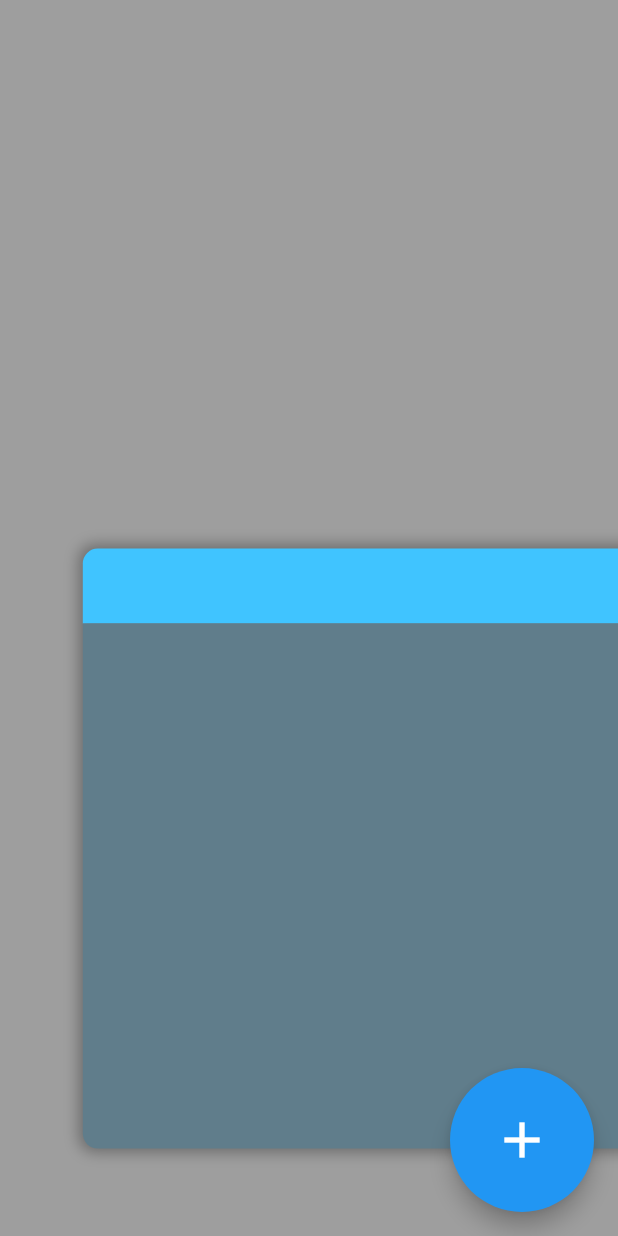
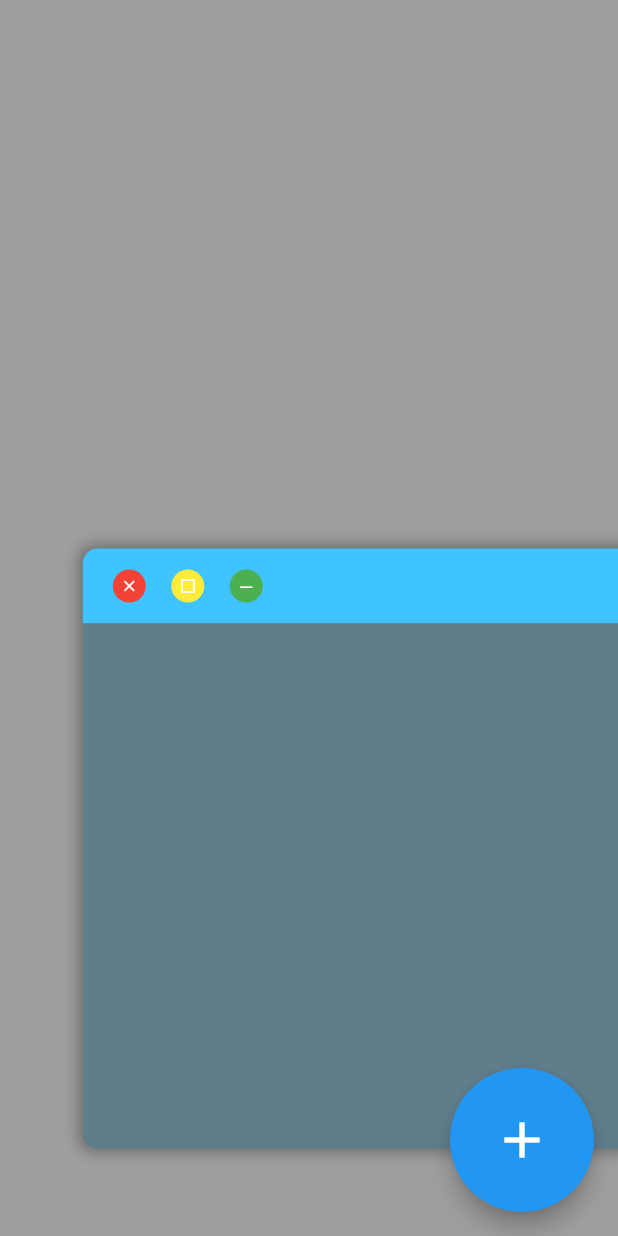
Before and after one commit to fernandooliiveira/gui_desktop, a Flutter app: the screen it shows after launch, after a tap on the "add" icon, on a phone screen of 412 x 824 dp. Run offline on Flutter 3.47's test engine with Material 2 defaults, Android fonts, the phone set to English and light mode, and no system bars.

Commit message:
Maximized

```diff
--- a/lib/mdi/resizable_window.dart
+++ b/lib/mdi/default_window.dart
@@ -1,8 +1,12 @@
+import 'package:flutter/cupertino.dart';
 import 'package:flutter/material.dart';
 import 'package:flutter/services.dart';
 
 // ignore: must_be_immutable
-class ResizableWindow extends StatefulWidget {
+class DefaultWindow extends StatefulWidget {
+  double? maxWidth;
+  double? maxHeight;
+
   double x;
   double y;
   double currentWidth;
@@ -10,8 +14,10 @@ class ResizableWindow extends StatefulWidget {
   final double defaultSize;
 
   late Function(double, double) onWindowDragged;
+  late Function() onClosed;
+  late Function(double, double) onMaximized;
 
-  ResizableWindow({
+  DefaultWindow({
     Key? key,
     required this.x,
     required this.y,
@@ -21,15 +27,16 @@ class ResizableWindow extends StatefulWidget {
   }) : super(key: UniqueKey());
 
   @override
-  State<ResizableWindow> createState() => _ResizableWindowState();
+  State<DefaultWindow> createState() => _DefaultWindowState();
 }
 
-class _ResizableWindowState extends State<ResizableWindow> {
+class _DefaultWindowState extends State<DefaultWindow> {
+  late Size windowSize;
   late SystemMouseCursor _cursor;
+
   _setDragStart() => setState(() => _cursor = SystemMouseCursors.move);
-  _setDragEnd() => setState(() => _cursor = SystemMouseCursors.click);
-  _setDragHorizontalStart() => setState(() => _cursor = SystemMouseCursors.resizeLeftRight);
-  _setDragHorizontalEnd() => setState(() => _cursor = SystemMouseCursors.move);
+
+  _setDragEnd() => setState(() => _cursor = SystemMouseCursors.basic);
 
   _header() {
     return MouseRegion(
@@ -47,6 +54,76 @@ class _ResizableWindowState extends State<ResizableWindow> {
             borderRadius: BorderRadius.only(
               topLeft: Radius.circular(10),
               topRight: Radius.circular(10),
+            ),
+          ),
+          child: Padding(
+            padding: const EdgeInsets.symmetric(horizontal: 20.0),
+            child: Row(
+              children: [
+                SizedBox(
+                  width: 100,
+                  child: Row(
+                    mainAxisAlignment: MainAxisAlignment.spaceBetween,
+                    children: [
+                      InkWell(
+                        onTap: widget.onClosed,
+                        child: Container(
+                          width: 22,
+                          height: 22,
+                          decoration: BoxDecoration(
+                            borderRadius: BorderRadius.circular(30),
+                            color: Colors.red,
+                          ),
+                          child: const Center(
+                            child: Icon(
+                              Icons.close,
+                              color: Colors.white,
+                              size: 12,
+                            ),
+                          ),
+                        ),
+                      ),
+                      InkWell(
+                        onTap: () => setState(() => widget.onMaximized(
+                            widget.maxWidth!, widget.maxHeight!)),
+                        child: Container(
+                          width: 22,
+                          height: 22,
+                          decoration: BoxDecoration(
+                            borderRadius: BorderRadius.circular(30),
+                            color: Colors.yellow,
+                          ),
+                          child: const Center(
+                            child: Icon(
+                              Icons.square_outlined,
+                              color: Colors.white,
+                              size: 12,
+                            ),
+                          ),
+                        ),
+                      ),
+                      InkWell(
+                        onTap: widget.onClosed,
+                        child: Container(
+                          width: 22,
+                          height: 22,
+                          decoration: BoxDecoration(
+                            borderRadius: BorderRadius.circular(30),
+                            color: Colors.green,
+                          ),
+                          child: const Center(
+                            child: Icon(
+                              CupertinoIcons.minus,
+                              color: Colors.white,
+                              size: 12,
+                            ),
+                          ),
+                        ),
+                      ),
+                    ],
+                  ),
+                )
+              ],
             ),
           ),
         ),
@@ -99,6 +176,7 @@ class _ResizableWindowState extends State<ResizableWindow> {
       }
     });
   }
+
   void _onVerticalDragTop(DragUpdateDetails details) {
     setState(() {
       widget.currentHeight -= details.delta.dy;
@@ -132,7 +210,7 @@ class _ResizableWindowState extends State<ResizableWindow> {
 
   @override
   void initState() {
-    _cursor = SystemMouseCursors.click;
+    _cursor = SystemMouseCursors.basic;
     super.initState();
   }
 
--- a/lib/mdi/mdi_controller.dart
+++ b/lib/mdi/mdi_controller.dart
@@ -1,15 +1,14 @@
 import 'dart:math';
 
 import 'package:flutter/material.dart';
-import 'package:gui_desktop/mdi/resizable_window.dart';
-import 'package:uuid/uuid.dart';
+import 'package:gui_desktop/mdi/default_window.dart';
 
 class MdiController {
   final VoidCallback _onUpdate;
-  final List<ResizableWindow> _windows = List.empty(growable: true);
+  final List<DefaultWindow> _windows = List.empty(growable: true);
   MdiController({required void Function() onUpdate}) : _onUpdate = onUpdate;
 
-  List<ResizableWindow> get windows => _windows;
+  List<DefaultWindow> get windows => _windows;
 
   void addWindow() {
     _createNewWindowedApp();
@@ -17,11 +16,9 @@ class MdiController {
 
   void _createNewWindowedApp() {
     var rng = Random();
-    var uuid = const Uuid();
-    ResizableWindow resizableWindow = ResizableWindow(
+    DefaultWindow resizableWindow = DefaultWindow(
       x: rng.nextDouble() * 500,
       y: rng.nextDouble() * 500,
-      key: Key(uuid.v1()),
     );
 
     resizableWindow.onWindowDragged = (dx, dy) {
@@ -32,6 +29,19 @@ class MdiController {
       _onUpdate();
     };
 
+    resizableWindow.onClosed = () {
+      _windows.remove(resizableWindow);
+      _onUpdate();
+    };
+
+    resizableWindow.onMaximized = (width, height) {
+      resizableWindow.x = 0;
+      resizableWindow.y = 0;
+      resizableWindow.currentWidth = width;
+      resizableWindow.currentHeight = height;
+      _onUpdate();
+    };
+
     _windows.add(resizableWindow);
     _onUpdate();
   }
--- a/lib/mdi/mdi_manager.dart
+++ b/lib/mdi/mdi_manager.dart
@@ -19,6 +19,8 @@ class _MdiManagerState extends State<MdiManager> {
   Widget build(BuildContext context) {
     return Stack(
         children: widget.mdiController.windows.map((e){
+          e.maxHeight = MediaQuery.of(context).size.height;
+          e.maxWidth = MediaQuery.of(context).size.width;
           return Positioned(
             left: e.x,
             top: e.y,
--- a/pubspec.yaml
+++ b/pubspec.yaml
@@ -30,7 +30,8 @@ environment:
 dependencies:
   flutter:
     sdk: flutter
-  uuid: ^3.0.7
+  macos_ui: ^1.10.0
+  desktop_window: ^0.4.0
 
 
   # The following adds the Cupertino Icons font to your application.
```
Also changed, not shown: pubspec.lock, 5 other files. Lines whose indentation alone changed are shown as unchanged.
